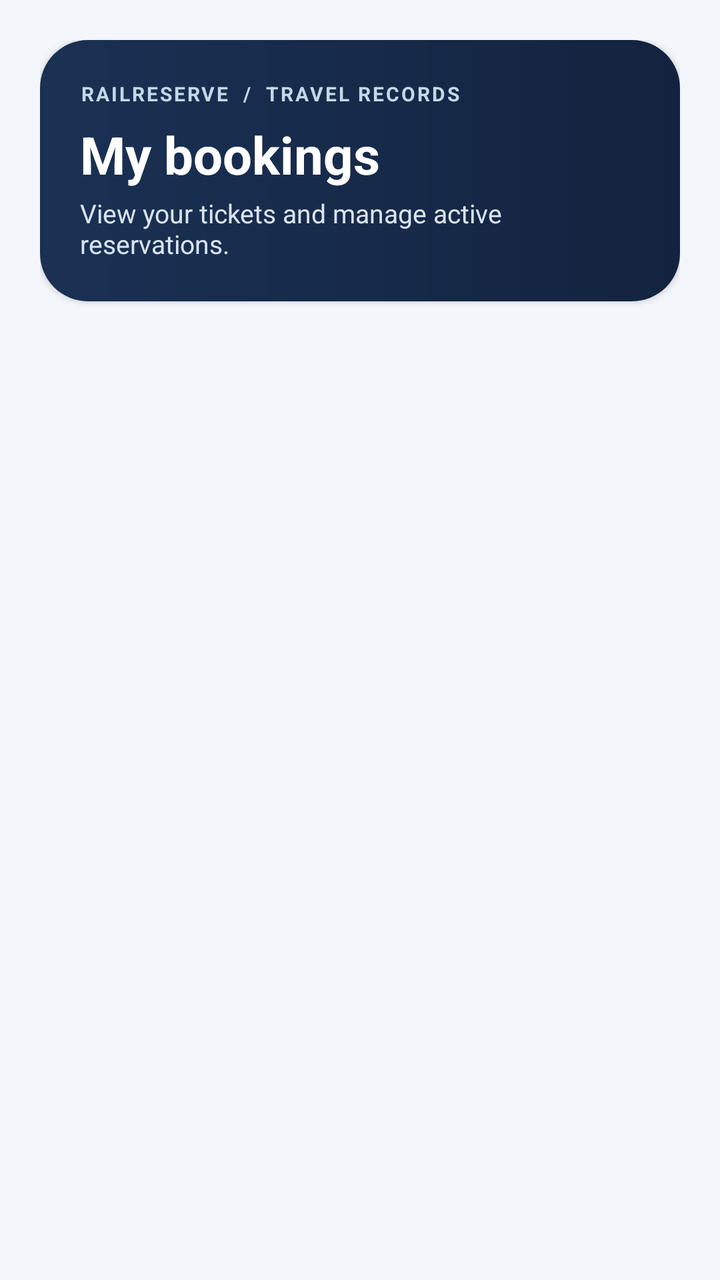
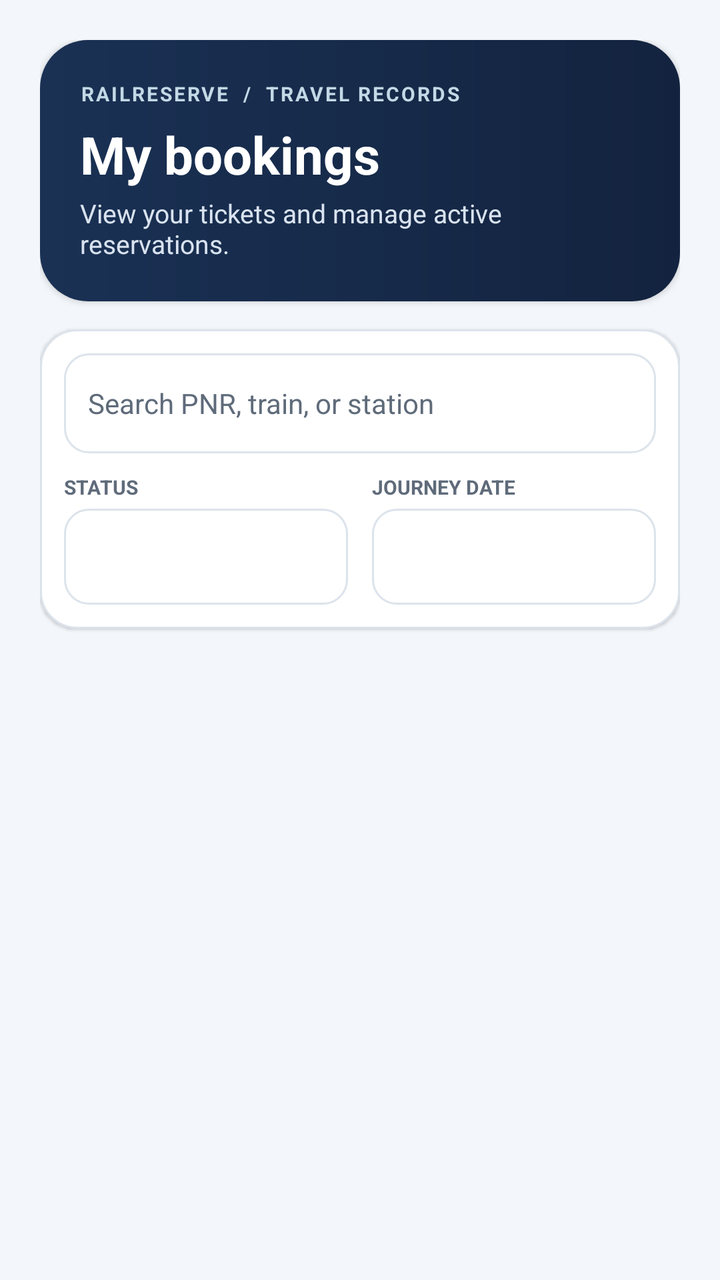

Compare the two renders of this Android layout. The source of the first and the diff that turns it into the second are given below.
<!-- AndroidManifest.xml: application theme Theme.MyApplication -->
<!-- res/layout/activity_my_bookings.xml -->
<?xml version="1.0" encoding="utf-8"?>
<LinearLayout xmlns:android="http://schemas.android.com/apk/res/android"
    android:id="@+id/bookingsRoot"
    android:layout_width="match_parent"
    android:layout_height="match_parent"
    android:background="@color/surface_soft"
    android:orientation="vertical"
    android:padding="20dp">

    <LinearLayout
        android:layout_width="match_parent"
        android:layout_height="wrap_content"
        android:background="@drawable/hero_background"
        android:elevation="2dp"
        android:orientation="vertical"
        android:padding="20dp">
        <TextView
            android:layout_width="wrap_content"
            android:layout_height="wrap_content"
            android:text="RAILRESERVE  /  TRAVEL RECORDS"
            android:textColor="#C3D9E6"
            android:textSize="10sp"
            android:textStyle="bold"
            android:letterSpacing="0.1" />
        <TextView
            android:layout_width="match_parent"
            android:layout_height="wrap_content"
            android:layout_marginTop="6dp"
            android:text="My bookings"
            android:textColor="@color/white"
            android:textSize="26sp"
            android:textStyle="bold" />
        <TextView
            android:layout_width="match_parent"
            android:layout_height="wrap_content"
            android:layout_marginTop="3dp"
            android:text="View your tickets and manage active reservations."
            android:textColor="#D9E3F0"
            android:textSize="13sp" />
    </LinearLayout>

    <ProgressBar
        android:id="@+id/bookingsProgress"
        android:layout_width="wrap_content"
        android:layout_height="wrap_content"
        android:layout_gravity="center_horizontal"
        android:layout_marginTop="18dp"
        android:visibility="gone" />

    <TextView
        android:id="@+id/bookingsStatus"
        android:layout_width="match_parent"
        android:layout_height="wrap_content"
        android:layout_marginTop="18dp"
        android:background="@drawable/card_background"
        android:gravity="center"
        android:minHeight="130dp"
        android:padding="22dp"
        android:textColor="@color/muted"
        android:textSize="15sp"
        android:visibility="gone" />

    <Button
        android:id="@+id/emptySearchButton"
        android:layout_width="match_parent"
        android:layout_height="52dp"
        android:layout_marginTop="10dp"
        android:background="@drawable/button_primary"
        android:minHeight="48dp"
        android:text="Search trains"
        android:textAllCaps="false"
        android:textColor="@color/white"
        android:textStyle="bold"
        android:visibility="gone" />

    <ListView
        android:id="@+id/bookingsList"
        android:layout_width="match_parent"
        android:layout_height="0dp"
        android:layout_marginTop="14dp"
        android:layout_weight="1"
        android:clipToPadding="false"
        android:divider="@android:color/transparent"
        android:dividerHeight="12dp"
        android:paddingBottom="12dp" />
</LinearLayout>
<!-- resources referenced by this layout -->
<resources>
  <color name="muted">#5F6B7A</color>
  <color name="surface_soft">#F3F6FA</color>
  <color name="white">#FFFFFFFF</color>
  <!-- drawable button_primary (drawable) -->
  <?xml version="1.0" encoding="utf-8"?>
  <ripple xmlns:android="http://schemas.android.com/apk/res/android" android:color="#40FFFFFF">
      <item>
          <selector>
              <item android:state_enabled="false">
                  <shape><solid android:color="#9CBFBC"/><corners android:radius="14dp"/></shape>
              </item>
              <item>
                  <shape><solid android:color="@color/brand"/><corners android:radius="14dp"/></shape>
              </item>
          </selector>
      </item>
  </ripple>
  <!-- drawable card_background (drawable) -->
  <?xml version="1.0" encoding="utf-8"?>
  <shape xmlns:android="http://schemas.android.com/apk/res/android"><solid android:color="@color/surface"/><stroke android:width="1dp" android:color="@color/border"/><corners android:radius="18dp"/></shape>
  <!-- drawable hero_background (drawable) -->
  <?xml version="1.0" encoding="utf-8"?>
  <shape xmlns:android="http://schemas.android.com/apk/res/android" android:shape="rectangle">
      <gradient android:angle="0" android:startColor="#1A3154" android:endColor="@color/navy" />
      <corners android:radius="24dp" />
  </shape>
  <style name="Theme.MyApplication" parent="Base.Theme.MyApplication" />
  <color name="brand">#0F766E</color>
  <color name="surface">#FFFFFFFF</color>
  <color name="border">#DCE3EB</color>
  <color name="navy">#13233F</color>
  <style name="Base.Theme.MyApplication" parent="Theme.Material3.Light.NoActionBar">
          <item name="colorPrimary">@color/brand</item>
          <item name="colorOnPrimary">@color/white</item>
          <item name="colorSecondary">@color/navy</item>
          <item name="colorOnSecondary">@color/white</item>
          <item name="android:colorAccent">@color/brand</item>
      </style>
</resources>

<!-- the commit's change to res/layout/activity_my_bookings.xml (unified diff, before → after) -->
@@ -47,6 +47,90 @@
         android:layout_marginTop="18dp"
         android:visibility="gone" />
 
+    <LinearLayout
+        android:layout_width="match_parent"
+        android:layout_height="wrap_content"
+        android:layout_marginTop="14dp"
+        android:background="@drawable/card_background"
+        android:elevation="1dp"
+        android:orientation="vertical"
+        android:padding="12dp">
+
+        <EditText
+            android:id="@+id/bookingSearchInput"
+            android:layout_width="match_parent"
+            android:layout_height="50dp"
+            android:background="@drawable/booking_input_background"
+            android:hint="Search PNR, train, or station"
+            android:imeOptions="actionSearch"
+            android:inputType="text"
+            android:paddingStart="12dp"
+            android:paddingEnd="12dp"
+            android:singleLine="true"
+            android:textColor="@color/ink"
+            android:textColorHint="@color/muted"
+            android:textSize="14sp" />
+
+        <LinearLayout
+            android:layout_width="match_parent"
+            android:layout_height="wrap_content"
+            android:layout_marginTop="10dp"
+            android:orientation="horizontal">
+
+            <LinearLayout
+                android:layout_width="0dp"
+                android:layout_height="wrap_content"
+                android:layout_marginEnd="6dp"
+                android:layout_weight="1"
+                android:orientation="vertical">
+
+                <TextView
+                    android:layout_width="wrap_content"
+                    android:layout_height="wrap_content"
+                    android:layout_marginBottom="4dp"
+                    android:text="STATUS"
+                    android:textColor="@color/muted"
+                    android:textSize="10sp"
+                    android:textStyle="bold" />
+
+                <Spinner
+                    android:id="@+id/bookingStatusSpinner"
+                    android:layout_width="match_parent"
+                    android:layout_height="48dp"
+                    android:background="@drawable/booking_input_background"
+                    android:paddingStart="6dp"
+                    android:paddingEnd="6dp"
+                    android:spinnerMode="dropdown" />
+            </LinearLayout>
+
+            <LinearLayout
+                android:layout_width="0dp"
+                android:layout_height="wrap_content"
+                android:layout_marginStart="6dp"
+                android:layout_weight="1"
+                android:orientation="vertical">
+
+                <TextView
+                    android:layout_width="wrap_content"
+                    android:layout_height="wrap_content"
+                    android:layout_marginBottom="4dp"
+                    android:text="JOURNEY DATE"
+                    android:textColor="@color/muted"
+                    android:textSize="10sp"
+                    android:textStyle="bold" />
+
+                <Spinner
+                    android:id="@+id/bookingSortSpinner"
+                    android:layout_width="match_parent"
+                    android:layout_height="48dp"
+                    android:background="@drawable/booking_input_background"
+                    android:paddingStart="6dp"
+                    android:paddingEnd="6dp"
+                    android:spinnerMode="dropdown" />
+            </LinearLayout>
+        </LinearLayout>
+    </LinearLayout>
+
     <TextView
         android:id="@+id/bookingsStatus"
         android:layout_width="match_parent"
<!-- resource entries referenced after the edit -->
@@ -1,8 +1,27 @@
 <!-- resources referenced by this layout -->
 <resources>
+  <color name="ink">#14213D</color>
   <color name="muted">#5F6B7A</color>
   <color name="surface_soft">#F3F6FA</color>
   <color name="white">#FFFFFFFF</color>
+  <!-- drawable booking_input_background (drawable) -->
+  <?xml version="1.0" encoding="utf-8"?>
+  <selector xmlns:android="http://schemas.android.com/apk/res/android">
+      <item android:state_focused="true">
+          <shape>
+              <solid android:color="@color/surface" />
+              <stroke android:width="2dp" android:color="@color/brand" />
+              <corners android:radius="12dp" />
+          </shape>
+      </item>
+      <item>
+          <shape>
+              <solid android:color="@color/surface" />
+              <stroke android:width="1dp" android:color="@color/border" />
+              <corners android:radius="12dp" />
+          </shape>
+      </item>
+  </selector>
   <!-- drawable button_primary (drawable) -->
   <?xml version="1.0" encoding="utf-8"?>
   <ripple xmlns:android="http://schemas.android.com/apk/res/android" android:color="#40FFFFFF">
